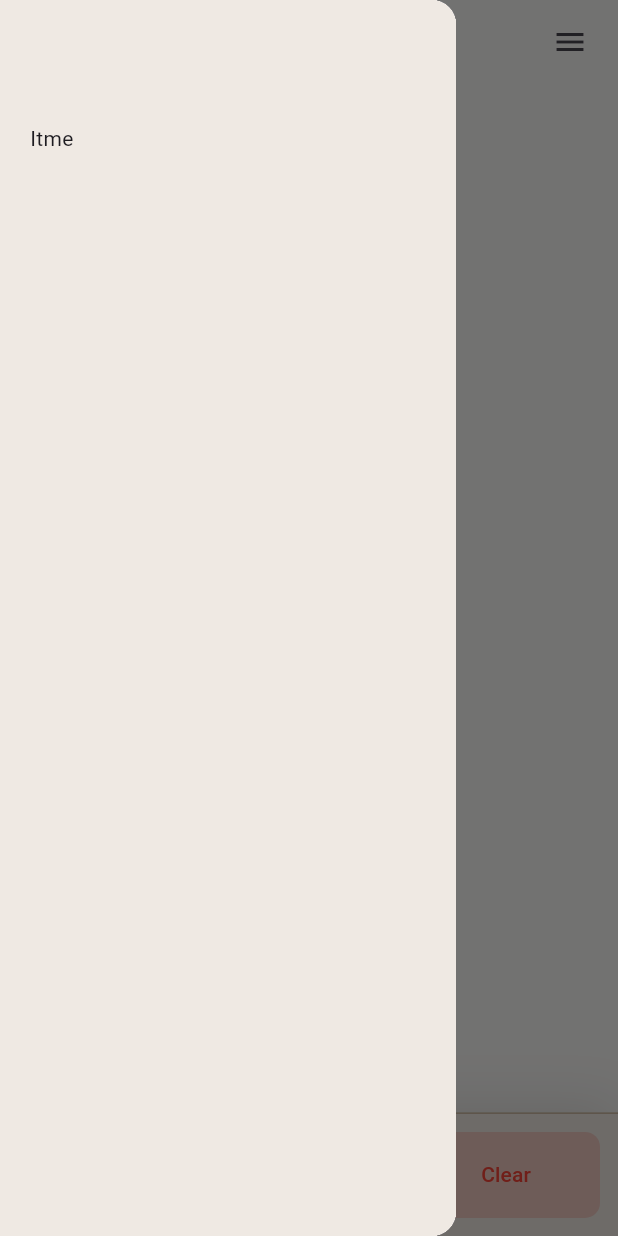
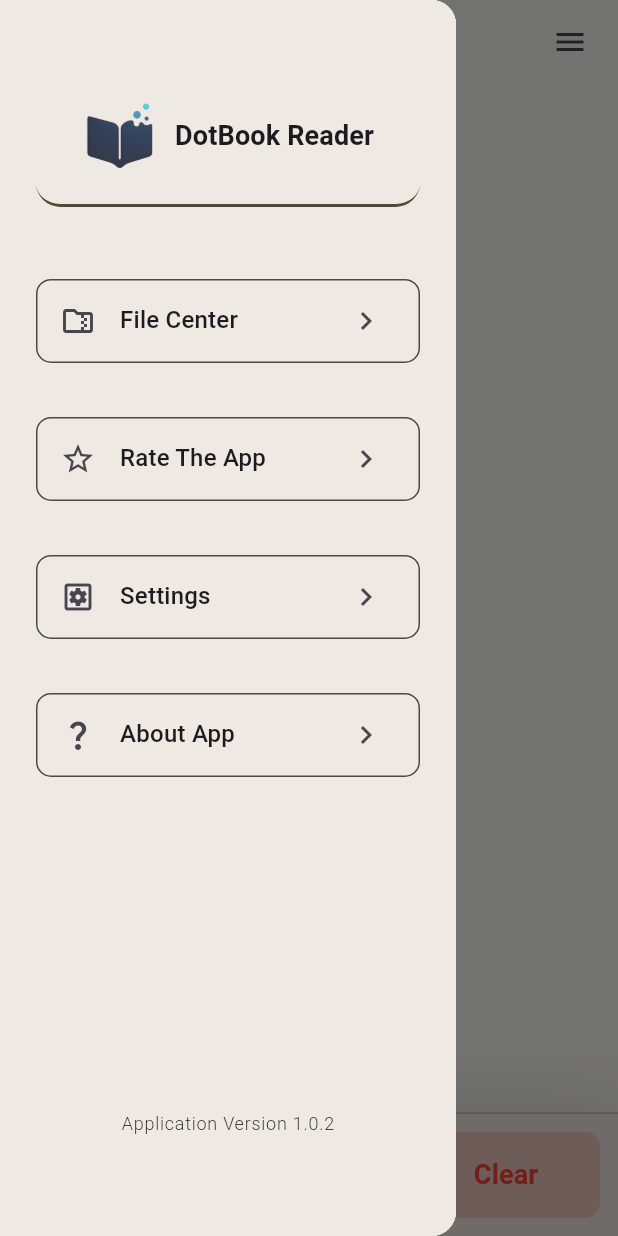
Before and after one commit to ardavan8102/dotbook, a Flutter app: the screen it shows after launch, with the side drawer open, on a phone screen of 412 x 824 dp. Run offline on Flutter 3.47's test engine with Material 3 defaults, Android fonts, the phone set to English and light mode, and no system bars; our stand-ins replace file_picker, flutter_spinkit, flutter_widget_from_html, get, package_info_plus; missing offline and left inert: epubx.

Commit message:
finished: drawer menu

```diff
--- a/lib/core/theme/app_theme.dart
+++ b/lib/core/theme/app_theme.dart
@@ -1,3 +1,4 @@
+import 'package:dotbook/core/theme/app_typography.dart';
 import 'package:flutter/material.dart';
 
 class AppTheme {
@@ -9,23 +10,16 @@ class AppTheme {
     textTheme: TextTheme(
 
       // headlines
-      headlineLarge: TextStyle(
-        fontSize: 32,
-        fontWeight: .w800,
-      ),
-
-      headlineSmall: TextStyle(
-        fontSize: 24,
-        fontWeight: .w400
-      ),
+      headlineLarge: AppTypography.headlineBIG,
+      headlineMedium: AppTypography.headlineMEDIUM,
+      headlineSmall: AppTypography.headlineSMALL,
 
 
 
       // Labels
-      labelSmall: TextStyle(
-        fontSize: 14,
-        fontWeight: .w300,
-      ),
+      labelLarge: AppTypography.labelBIG,
+      labelMedium: AppTypography.labelMEDIUM,
+      labelSmall: AppTypography.labelSMALL,
 
     ),
 
--- /dev/null
+++ b/lib/core/theme/app_typography.dart
@@ -0,0 +1,34 @@
+import 'package:flutter/material.dart';
+
+class AppTypography {
+
+  // HeadLines
+  static const TextStyle headlineBIG = TextStyle(
+    fontSize: 32,
+    fontWeight: .w800,
+  );
+  static const TextStyle headlineMEDIUM = TextStyle(
+    fontSize: 28,
+    fontWeight: .w600
+  );
+  static const TextStyle headlineSMALL = TextStyle(
+    fontSize: 24,
+    fontWeight: .w400
+  );
+
+
+  // Labels
+  static const TextStyle labelBIG = TextStyle(
+    fontSize: 18,
+    fontWeight: .w700
+  );
+  static const TextStyle labelMEDIUM = TextStyle(
+    fontSize: 16,
+    fontWeight: .w500
+  );
+  static const TextStyle labelSMALL = TextStyle(
+    fontSize: 14,
+    fontWeight: .w300
+  );
+
+}
--- /dev/null
+++ b/lib/helpers/get_application_info.dart
@@ -0,0 +1,13 @@
+import 'package:package_info_plus/package_info_plus.dart';
+
+class GetApplicationInfo {
+
+  static Future<String> getAppVersion() async {
+
+    final info = await PackageInfo.fromPlatform();
+
+    return info.version;
+
+  }
+
+}
--- a/lib/presentation/views/chapter_content.dart
+++ b/lib/presentation/views/chapter_content.dart
@@ -1,7 +1,7 @@
 import 'package:dotbook/consts/colors.dart';
 import 'package:dotbook/core/models/chapter_meta.dart';
 import 'package:dotbook/features/load_chapter_data.dart';
-import 'package:dotbook/presentation/widgets/appbar_with_return_icon.dart';
+import 'package:dotbook/presentation/widgets/appbar/appbar_with_return_icon.dart';
 import 'package:dotbook/presentation/widgets/loading_circle.dart';
 import 'package:flutter/material.dart';
 import 'package:flutter_widget_from_html/flutter_widget_from_html.dart';
--- a/lib/presentation/views/home_screen.dart
+++ b/lib/presentation/views/home_screen.dart
@@ -3,10 +3,10 @@ import 'package:dotbook/consts/strings.dart';
 import 'package:dotbook/core/controllers/home_controller.dart';
 import 'package:dotbook/core/models/chapter_meta.dart';
 import 'package:dotbook/presentation/views/chapter_content.dart';
-import 'package:dotbook/presentation/widgets/custom_button.dart';
-import 'package:dotbook/presentation/widgets/drawer_menu.dart';
+import 'package:dotbook/presentation/widgets/button/custom_button.dart';
+import 'package:dotbook/presentation/widgets/drawer/drawer_menu.dart';
 import 'package:dotbook/presentation/widgets/loading_circle.dart';
-import 'package:dotbook/presentation/widgets/main_appbar.dart';
+import 'package:dotbook/presentation/widgets/appbar/main_appbar.dart';
 import 'package:flutter/material.dart';
 import 'package:get/get.dart';
 
--- a/lib/presentation/views/settings_page.dart
+++ b/lib/presentation/views/settings_page.dart
@@ -1,4 +1,4 @@
-import 'package:dotbook/presentation/widgets/appbar_with_return_icon.dart';
+import 'package:dotbook/presentation/widgets/appbar/appbar_with_return_icon.dart';
 import 'package:flutter/material.dart';
 
 class SettingsPage extends StatelessWidget {
--- /dev/null
+++ b/lib/presentation/widgets/drawer/drawer_menu.dart
@@ -0,0 +1,121 @@
+import 'package:dotbook/consts/colors.dart';
+import 'package:dotbook/consts/strings.dart';
+import 'package:dotbook/gen/assets.gen.dart';
+import 'package:dotbook/presentation/widgets/drawer/drawer_menu_item.dart';
+import 'package:dotbook/presentation/widgets/drawer/version_text.dart';
+import 'package:flutter/material.dart';
+
+class CustomDrawerMenu extends StatelessWidget {
+  const CustomDrawerMenu({super.key});
+
+  @override
+  Widget build(BuildContext context) {
+
+    var size = MediaQuery.of(context).size;
+    var textTheme = Theme.of(context).textTheme;
+
+    return Drawer(
+      child: Container(
+        padding: EdgeInsets.symmetric(vertical: size.height * .08, horizontal: 24),
+        color: AppSolidColors.lightCreama,
+        child: Column(
+          crossAxisAlignment: .center,
+          children: [
+            // Header
+            DrawerHeaderContainer(textTheme: textTheme),
+
+            // List View : Drawer Items
+            Expanded(
+              child: ListView(
+                children: [
+                  CustomDrawerMenuItem(
+                    textTheme: textTheme,
+                    label: 'File Center',
+                    labelIcon: Icons.folder_zip_outlined,
+                    function: () {
+
+                    },
+                  ),
+
+                  CustomDrawerMenuItem(
+                    textTheme: textTheme,
+                    label: 'Rate The App',
+                    labelIcon: Icons.star_outline,
+                    function: () {
+
+                    },
+                  ),
+
+                  CustomDrawerMenuItem(
+                    textTheme: textTheme,
+                    label: 'Settings',
+                    labelIcon: Icons.settings_applications_outlined,
+                    function: () {
+
+                    },
+                  ),
+
+                  CustomDrawerMenuItem(
+                    textTheme: textTheme,
+                    label: 'About App',
+                    labelIcon: Icons.question_mark_outlined,
+                    function: () {
+
+                    },
+                  ),
+                ],
+              ),
+            ),
+
+            // Version text
+            AppVersionText(),
+          ],
+        ),
+      ),
+    );
+  }
+}
+
+
+
+class DrawerHeaderContainer extends StatelessWidget {
+  const DrawerHeaderContainer({
+    super.key,
+    required this.textTheme,
+  });
+
+  final TextTheme textTheme;
+
+  @override
+  Widget build(BuildContext context) {
+    return Container(
+      decoration: BoxDecoration(
+        border: Border(bottom: BorderSide(
+          width: 2,
+          color: AppSolidColors.accent
+        )),
+        borderRadius: .only(bottomLeft: Radius.circular(16), bottomRight: Radius.circular(16)),
+      ),
+      padding: const EdgeInsets.only(bottom: 20),
+      margin: const EdgeInsets.only(bottom: 30),
+      child: Row(
+        mainAxisAlignment: .center,
+        spacing: 12,
+        children: [
+          // Image
+          Image.asset(
+            Assets.brand.dotbookLogo.path,
+            width: 50,
+            height: 50,
+          ),
+
+          // brand Name
+          Text(
+            AppStrings.brandName,
+            style: textTheme.labelLarge,
+          )
+        ],
+      ),
+    );
+  }
+}
--- /dev/null
+++ b/lib/presentation/widgets/drawer/drawer_menu_item.dart
@@ -0,0 +1,40 @@
+import 'package:dotbook/consts/colors.dart';
+import 'package:flutter/material.dart';
+
+class CustomDrawerMenuItem extends StatelessWidget {
+  const CustomDrawerMenuItem({
+    super.key,
+    required this.textTheme,
+    required this.label,
+    required this.labelIcon,
+    required this.function
+  });
+
+  final TextTheme textTheme;
+  final String label;
+  final IconData labelIcon;
+  final Function() function;
+
+  @override
+  Widget build(BuildContext context) {
+    return Container(
+      margin: EdgeInsets.symmetric(vertical: 18),
+      child: Material(
+        color: AppSolidColors.lightCreama,
+        shape: RoundedRectangleBorder(
+          side: BorderSide(width: 1, color: AppSolidColors.accent),
+          borderRadius: .circular(10),
+        ),
+        child: ListTile(
+          onTap: function,
+          splashColor: AppSolidColors.darkCreama,
+          shape: RoundedRectangleBorder(borderRadius: .circular(10)),
+          title: Text(label),
+          titleTextStyle: textTheme.titleMedium,
+          leading: Icon(labelIcon),
+          trailing: Icon(Icons.chevron_right),
+        ),
+      ),
+    );
+  }
+}
--- /dev/null
+++ b/lib/presentation/widgets/drawer/version_text.dart
@@ -0,0 +1,28 @@
+import 'package:dotbook/helpers/get_application_info.dart';
+import 'package:flutter/material.dart';
+
+class AppVersionText extends StatelessWidget {
+  const AppVersionText({
+    super.key,
+  });
+
+  @override
+  Widget build(BuildContext context) {
+    return FutureBuilder(
+      future: GetApplicationInfo.getAppVersion(),
+      builder: (context, snapshot) {
+        if (!snapshot.hasData) {
+          return const Text('Loading ...');
+        }
+
+        return Text(
+          'Application Version ${snapshot.data}',
+          style: Theme.of(context).textTheme.labelSmall!.copyWith(fontSize: 12),
+          textHeightBehavior: const TextHeightBehavior(
+            applyHeightToFirstAscent: false
+          ),
+        );
+      },
+    );
+  }
+}
--- a/lib/presentation/widgets/drawer_menu.dart
+++ /dev/null
@@ -1,25 +0,0 @@
-import 'package:dotbook/consts/colors.dart';
-import 'package:flutter/material.dart';
-
-class CustomDrawerMenu extends StatelessWidget {
-  const CustomDrawerMenu({super.key});
-
-  @override
-  Widget build(BuildContext context) {
-
-    var size = MediaQuery.of(context).size;
-
-    return Drawer(
-      child: Container(
-        padding: EdgeInsets.symmetric(vertical: size.height * .1, horizontal: 20),
-        color: AppSolidColors.lightCreama,
-        child: Column(
-          crossAxisAlignment: .start,
-          children: [
-            Text('Itme')
-          ],
-        ),
-      ),
-    );
-  }
-}
--- a/pubspec.yaml
+++ b/pubspec.yaml
@@ -4,7 +4,7 @@ description: "A new Flutter project."
 # pub.dev using `flutter pub publish`. This is preferred for private packages.
 publish_to: "none" # Remove this line if you wish to publish to pub.dev
 
-version: 1.0.0+1
+version: 1.0.2+1
 
 environment:
   sdk: ^3.10.0
@@ -18,6 +18,7 @@ dependencies:
   flutter_spinkit: ^5.2.2
   flutter_widget_from_html: ^0.17.1
   get: ^4.7.3
+  package_info_plus: ^9.0.0
 
 dev_dependencies:
   flutter_gen: ^5.10.0
```
Also changed, not shown: lib/presentation/widgets/appbar/appbar_with_return_icon.dart (renamed from lib/presentation/widgets/appbar_with_return_icon.dart), lib/presentation/widgets/appbar/main_appbar.dart (renamed from lib/presentation/widgets/main_appbar.dart), lib/presentation/widgets/button/custom_button.dart (renamed from lib/presentation/widgets/custom_button.dart), pubspec.lock, 2 other files.
